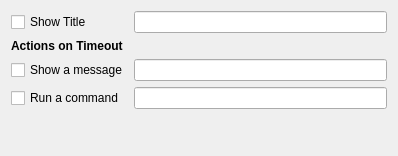
Above: applets/timer/timerConfig.ui from KDE/kdeplasma-addons before the change. Below: the same form after it.
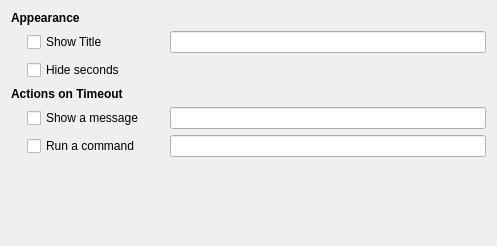
That is the form after the change. Custom widgets are drawn as their Qt base class.

Commit message: Fixing a couple of things after timer restart.

What changed in the file:
```diff
--- a/applets/timer/timerConfig.ui
+++ b/applets/timer/timerConfig.ui
@@ -6,22 +6,58 @@
    <rect>
     <x>0</x>
     <y>0</y>
-    <width>398</width>
-    <height>156</height>
+    <width>497</width>
+    <height>246</height>
    </rect>
   </property>
   <layout class="QGridLayout" name="gridLayout">
-   <item row="0" column="0">
+   <item row="0" column="0" colspan="2">
+    <widget class="QLabel" name="label_2">
+     <property name="font">
+      <font>
+       <weight>75</weight>
+       <bold>true</bold>
+      </font>
+     </property>
+     <property name="text">
+      <string>Appearance</string>
+     </property>
+    </widget>
+   </item>
+   <item row="1" column="0" rowspan="2">
+    <spacer name="horizontalSpacer">
+     <property name="orientation">
+      <enum>Qt::Horizontal</enum>
+     </property>
+     <property name="sizeType">
+      <enum>QSizePolicy::Fixed</enum>
+     </property>
+     <property name="sizeHint" stdset="0">
+      <size>
+       <width>10</width>
+       <height>50</height>
+      </size>
+     </property>
+    </spacer>
+   </item>
+   <item row="1" column="1">
     <widget class="QCheckBox" name="showTitleCheckBox">
      <property name="text">
       <string>Show Title</string>
      </property>
     </widget>
    </item>
-   <item row="0" column="1">
+   <item row="1" column="3">
     <widget class="KLineEdit" name="titleLineEdit"/>
    </item>
-   <item row="1" column="0">
+   <item row="2" column="1">
+    <widget class="QCheckBox" name="checkBox">
+     <property name="text">
+      <string>Hide seconds</string>
+     </property>
+    </widget>
+   </item>
+   <item row="3" column="0" colspan="2">
     <widget class="QLabel" name="label">
      <property name="font">
       <font>
@@ -34,27 +70,13 @@
      </property>
     </widget>
    </item>
-   <item row="2" column="0">
-    <widget class="QCheckBox" name="showMessageCheckBox">
-     <property name="text">
-      <string>Show a message</string>
-     </property>
-    </widget>
-   </item>
-   <item row="2" column="1">
+   <item row="5" column="3">
     <widget class="KLineEdit" name="messageLineEdit"/>
    </item>
-   <item row="3" column="0">
-    <widget class="QCheckBox" name="runCommandCheckBox">
-     <property name="text">
-      <string>Run a command</string>
-     </property>
-    </widget>
-   </item>
-   <item row="3" column="1">
+   <item row="6" column="3">
     <widget class="KLineEdit" name="commandLineEdit"/>
    </item>
-   <item row="4" column="1">
+   <item row="7" column="2">
     <spacer name="verticalSpacer">
      <property name="orientation">
       <enum>Qt::Vertical</enum>
@@ -67,6 +89,20 @@
      </property>
     </spacer>
    </item>
+   <item row="5" column="1">
+    <widget class="QCheckBox" name="showMessageCheckBox">
+     <property name="text">
+      <string>Show a message</string>
+     </property>
+    </widget>
+   </item>
+   <item row="6" column="1">
+    <widget class="QCheckBox" name="runCommandCheckBox">
+     <property name="text">
+      <string>Run a command</string>
+     </property>
+    </widget>
+   </item>
   </layout>
  </widget>
  <customwidgets>
```
The commit also changes 1 other file.
